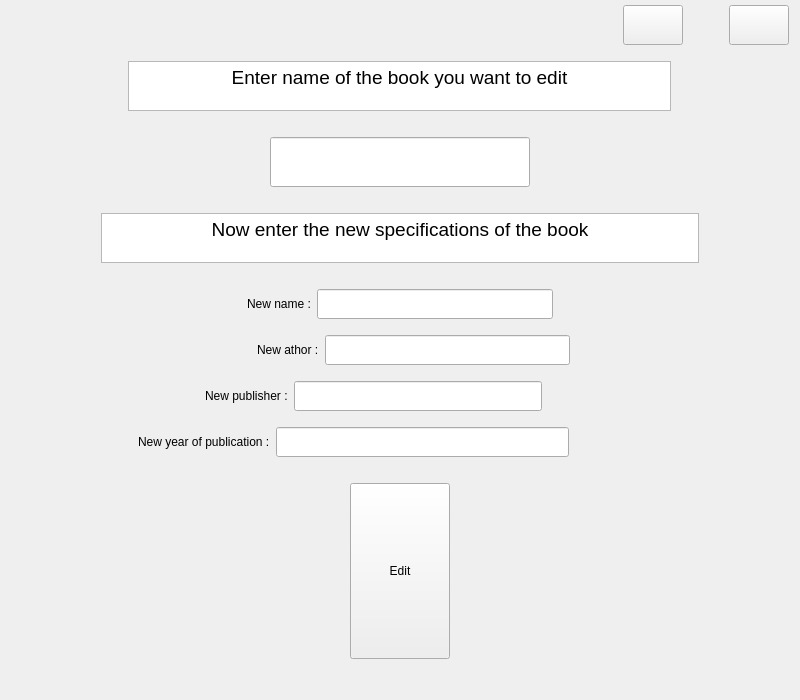
AminNaghiyan/uiap92_project, file Project/edit.ui: the form before one commit.
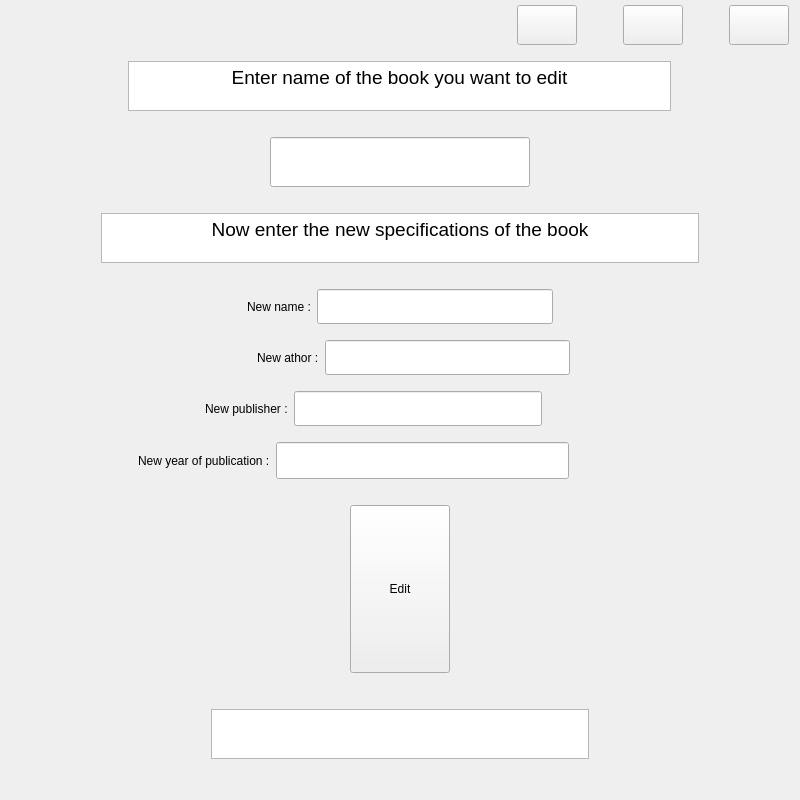
The form after the commit. Icons and pictures are not drawn.

Diff of the .ui file:
```diff
--- a/Project/edit.ui
+++ b/Project/edit.ui
@@ -7,7 +7,7 @@
     <x>0</x>
     <y>0</y>
     <width>800</width>
-    <height>700</height>
+    <height>800</height>
    </rect>
   </property>
   <property name="windowTitle">
@@ -23,7 +23,7 @@
       <number>0</number>
      </property>
      <property name="bottomMargin">
-      <number>0</number>
+      <number>10</number>
      </property>
      <item>
       <layout class="QHBoxLayout" name="horizontalLayout">
@@ -72,6 +72,45 @@
          </property>
         </widget>
        </item>
+       <item>
+        <spacer name="horizontalSpacer_21">
+         <property name="orientation">
+          <enum>Qt::Horizontal</enum>
+         </property>
+         <property name="sizeType">
+          <enum>QSizePolicy::Fixed</enum>
+         </property>
+         <property name="sizeHint" stdset="0">
+          <size>
+           <width>40</width>
+           <height>20</height>
+          </size>
+         </property>
+        </spacer>
+       </item>
+       <item>
+        <widget class="QPushButton" name="pushButton">
+         <property name="minimumSize">
+          <size>
+           <width>60</width>
+           <height>40</height>
+          </size>
+         </property>
+         <property name="text">
+          <string/>
+         </property>
+         <property name="icon">
+          <iconset resource="resource.qrc">
+           <normaloff>:/icons/reload.png</normaloff>:/icons/reload.png</iconset>
+         </property>
+         <property name="iconSize">
+          <size>
+           <width>50</width>
+           <height>40</height>
+          </size>
+         </property>
+        </widget>
+       </item>
        <item>
         <spacer name="horizontalSpacer_2">
          <property name="orientation">
@@ -386,7 +425,7 @@
          <property name="minimumSize">
           <size>
            <width>0</width>
-           <height>30</height>
+           <height>35</height>
           </size>
          </property>
         </widget>
@@ -452,7 +491,7 @@
          <property name="minimumSize">
           <size>
            <width>0</width>
-           <height>30</height>
+           <height>35</height>
           </size>
          </property>
         </widget>
@@ -524,7 +563,7 @@
          <property name="minimumSize">
           <size>
            <width>0</width>
-           <height>30</height>
+           <height>35</height>
           </size>
          </property>
         </widget>
@@ -593,7 +632,7 @@
          <property name="minimumSize">
           <size>
            <width>0</width>
-           <height>30</height>
+           <height>37</height>
           </size>
          </property>
         </widget>
@@ -693,7 +732,7 @@
         <enum>Qt::Vertical</enum>
        </property>
        <property name="sizeType">
-        <enum>QSizePolicy::Fixed</enum>
+        <enum>QSizePolicy::Preferred</enum>
        </property>
        <property name="sizeHint" stdset="0">
         <size>
@@ -703,6 +742,77 @@
        </property>
       </spacer>
      </item>
+     <item>
+      <layout class="QHBoxLayout" name="horizontalLayout_10">
+       <property name="topMargin">
+        <number>0</number>
+       </property>
+       <item>
+        <spacer name="horizontalSpacer_17">
+         <property name="orientation">
+          <enum>Qt::Horizontal</enum>
+         </property>
+         <property name="sizeType">
+          <enum>QSizePolicy::Fixed</enum>
+         </property>
+         <property name="sizeHint" stdset="0">
+          <size>
+           <width>200</width>
+           <height>20</height>
+          </size>
+         </property>
+        </spacer>
+       </item>
+       <item>
+        <widget class="QTextBrowser" name="textBrowser">
+         <property name="sizePolicy">
+          <sizepolicy hsizetype="Fixed" vsizetype="Fixed">
+           <horstretch>0</horstretch>
+           <verstretch>0</verstretch>
+          </sizepolicy>
+         </property>
+         <property name="maximumSize">
+          <size>
+           <width>400</width>
+           <height>50</height>
+          </size>
+         </property>
+        </widget>
+       </item>
+       <item>
+        <spacer name="horizontalSpacer_20">
+         <property name="orientation">
+          <enum>Qt::Horizontal</enum>
+         </property>
+         <property name="sizeType">
+          <enum>QSizePolicy::Fixed</enum>
+         </property>
+         <property name="sizeHint" stdset="0">
+          <size>
+           <width>200</width>
+           <height>20</height>
+          </size>
+         </property>
+        </spacer>
+       </item>
+      </layout>
+     </item>
+     <item>
+      <spacer name="verticalSpacer_10">
+       <property name="orientation">
+        <enum>Qt::Vertical</enum>
+       </property>
+       <property name="sizeType">
+        <enum>QSizePolicy::Fixed</enum>
+       </property>
+       <property name="sizeHint" stdset="0">
+        <size>
+         <width>20</width>
+         <height>20</height>
+        </size>
+       </property>
+      </spacer>
+     </item>
     </layout>
    </item>
   </layout>
```
Left out of the diff: 2 changed lines with no effect on the pictures.
